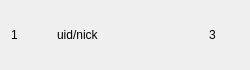
This is chatApp/adduseritem.ui in MagicS0ng/ChatApp as Qt 5 draws it before an edit. The edited form follows.
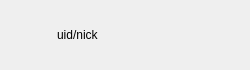
This is the edited form.

Patch:
```diff
--- a/chatApp/adduseritem.ui
+++ b/chatApp/adduseritem.ui
@@ -41,7 +41,7 @@
       </size>
      </property>
      <property name="text">
-      <string>1</string>
+      <string/>
      </property>
     </widget>
    </item>
@@ -67,7 +67,7 @@
       </size>
      </property>
      <property name="text">
-      <string>3</string>
+      <string/>
      </property>
     </widget>
    </item>
```
